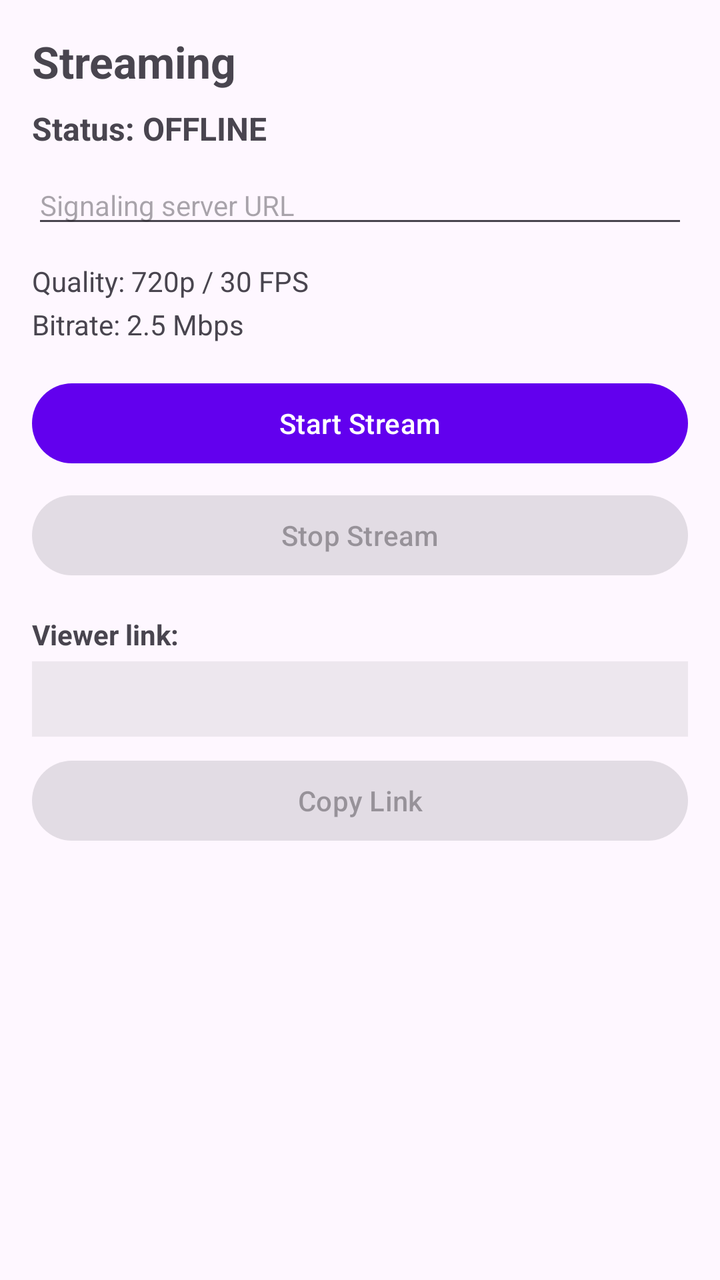
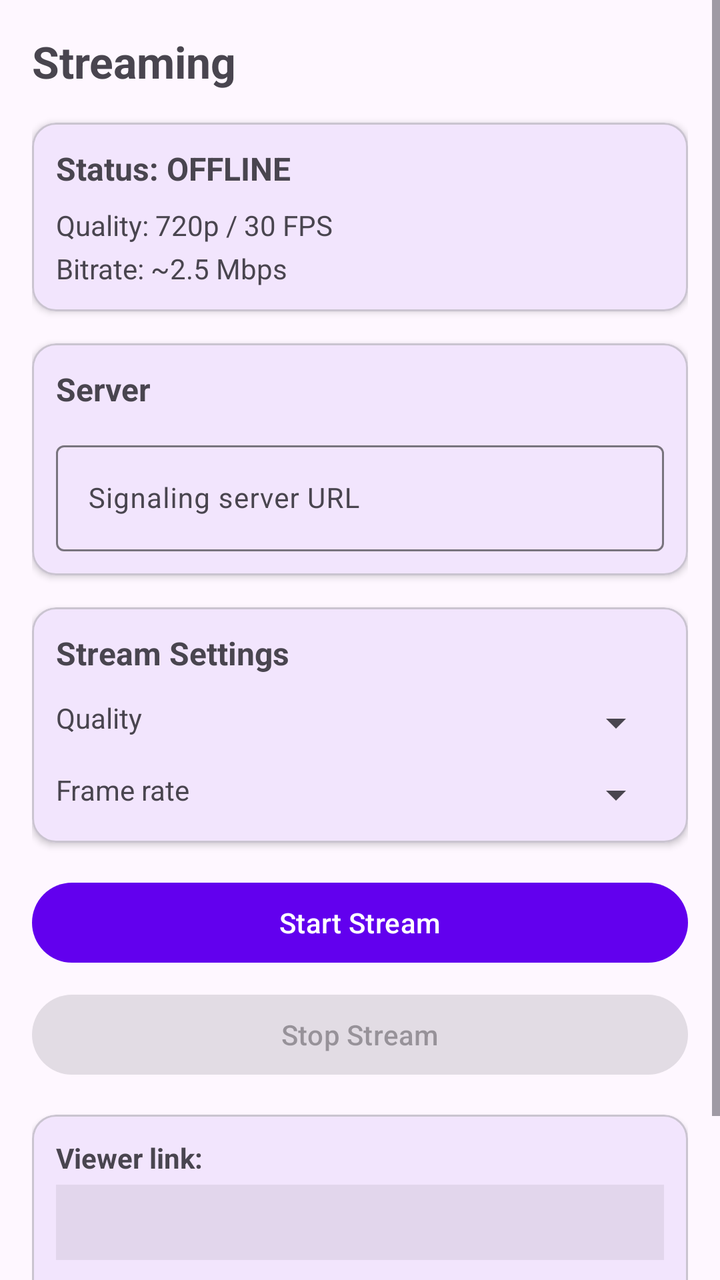

Before-and-after screenshots of an Android layout around one commit, followed by the original layout XML and the change that was made.
<!-- AndroidManifest.xml: application theme Theme.FloatOverlay -->
<!-- res/layout/fragment_stream.xml -->
<?xml version="1.0" encoding="utf-8"?>
<LinearLayout xmlns:android="http://schemas.android.com/apk/res/android"
    android:layout_width="match_parent"
    android:layout_height="match_parent"
    android:orientation="vertical"
    android:padding="16dp">

    <TextView
        android:layout_width="wrap_content"
        android:layout_height="wrap_content"
        android:layout_marginBottom="8dp"
        android:text="Streaming"
        android:textSize="22sp"
        android:textStyle="bold" />

    <TextView
        android:id="@+id/streamStatusText"
        android:layout_width="wrap_content"
        android:layout_height="wrap_content"
        android:layout_marginBottom="8dp"
        android:text="Status: OFFLINE"
        android:textSize="16sp"
        android:textStyle="bold" />

    <EditText
        android:id="@+id/serverUrlInput"
        android:layout_width="match_parent"
        android:layout_height="wrap_content"
        android:layout_marginBottom="12dp"
        android:hint="Signaling server URL"
        android:inputType="textUri"
        android:textSize="14sp" />

    <TextView
        android:id="@+id/streamStatsText"
        android:layout_width="wrap_content"
        android:layout_height="wrap_content"
        android:layout_marginBottom="16dp"
        android:lineSpacingMultiplier="1.3"
        android:text="Quality: 720p / 30 FPS\nBitrate: 2.5 Mbps"
        android:textColor="?android:attr/textColorSecondary"
        android:textSize="14sp" />

    <Button
        android:id="@+id/startStreamButton"
        android:layout_width="match_parent"
        android:layout_height="wrap_content"
        android:layout_marginBottom="8dp"
        android:text="Start Stream" />

    <Button
        android:id="@+id/stopStreamButton"
        android:layout_width="match_parent"
        android:layout_height="wrap_content"
        android:layout_marginBottom="16dp"
        android:enabled="false"
        android:text="Stop Stream" />

    <TextView
        android:layout_width="wrap_content"
        android:layout_height="wrap_content"
        android:layout_marginBottom="4dp"
        android:text="Viewer link:"
        android:textSize="14sp"
        android:textStyle="bold" />

    <TextView
        android:id="@+id/streamLinkText"
        android:layout_width="match_parent"
        android:layout_height="wrap_content"
        android:layout_marginBottom="8dp"
        android:background="#11000000"
        android:padding="10dp"
        android:textIsSelectable="true"
        android:textSize="13sp" />

    <Button
        android:id="@+id/copyLinkButton"
        android:layout_width="match_parent"
        android:layout_height="wrap_content"
        android:enabled="false"
        android:text="Copy Link" />

</LinearLayout>
<!-- resources referenced by this layout -->
<resources>
  <style name="Theme.FloatOverlay" parent="Theme.Material3.DayNight.NoActionBar">
          <item name="colorPrimary">@color/purple_500</item>
          <item name="colorPrimaryVariant">@color/purple_700</item>
          <item name="colorOnPrimary">@color/white</item>
          <item name="colorSecondary">@color/teal_200</item>
          <item name="colorSecondaryVariant">@color/teal_700</item>
          <item name="android:statusBarColor">@color/purple_700</item>
      </style>
  <color name="purple_500">#FF6200EE</color>
  <color name="purple_700">#FF3700B3</color>
  <color name="white">#FFFFFFFF</color>
  <color name="teal_200">#FF03DAC5</color>
  <color name="teal_700">#FF018786</color>
</resources>

<!-- the commit's change to res/layout/fragment_stream.xml (unified diff, before → after) -->
@@ -1,84 +1,210 @@
 <?xml version="1.0" encoding="utf-8"?>
-<LinearLayout xmlns:android="http://schemas.android.com/apk/res/android"
+<ScrollView xmlns:android="http://schemas.android.com/apk/res/android"
+    xmlns:app="http://schemas.android.com/apk/res-auto"
     android:layout_width="match_parent"
     android:layout_height="match_parent"
-    android:orientation="vertical"
-    android:padding="16dp">
-
-    <TextView
-        android:layout_width="wrap_content"
-        android:layout_height="wrap_content"
-        android:layout_marginBottom="8dp"
-        android:text="Streaming"
-        android:textSize="22sp"
-        android:textStyle="bold" />
-
-    <TextView
-        android:id="@+id/streamStatusText"
-        android:layout_width="wrap_content"
-        android:layout_height="wrap_content"
-        android:layout_marginBottom="8dp"
-        android:text="Status: OFFLINE"
-        android:textSize="16sp"
-        android:textStyle="bold" />
-
-    <EditText
-        android:id="@+id/serverUrlInput"
+    android:fillViewport="true">
+
+    <LinearLayout
         android:layout_width="match_parent"
         android:layout_height="wrap_content"
-        android:layout_marginBottom="12dp"
-        android:hint="Signaling server URL"
-        android:inputType="textUri"
-        android:textSize="14sp" />
-
-    <TextView
-        android:id="@+id/streamStatsText"
-        android:layout_width="wrap_content"
-        android:layout_height="wrap_content"
-        android:layout_marginBottom="16dp"
-        android:lineSpacingMultiplier="1.3"
-        android:text="Quality: 720p / 30 FPS\nBitrate: 2.5 Mbps"
-        android:textColor="?android:attr/textColorSecondary"
-        android:textSize="14sp" />
-
-    <Button
-        android:id="@+id/startStreamButton"
-        android:layout_width="match_parent"
-        android:layout_height="wrap_content"
-        android:layout_marginBottom="8dp"
-        android:text="Start Stream" />
-
-    <Button
-        android:id="@+id/stopStreamButton"
-        android:layout_width="match_parent"
-        android:layout_height="wrap_content"
-        android:layout_marginBottom="16dp"
-        android:enabled="false"
-        android:text="Stop Stream" />
-
-    <TextView
-        android:layout_width="wrap_content"
-        android:layout_height="wrap_content"
-        android:layout_marginBottom="4dp"
-        android:text="Viewer link:"
-        android:textSize="14sp"
-        android:textStyle="bold" />
-
-    <TextView
-        android:id="@+id/streamLinkText"
-        android:layout_width="match_parent"
-        android:layout_height="wrap_content"
-        android:layout_marginBottom="8dp"
-        android:background="#11000000"
-        android:padding="10dp"
-        android:textIsSelectable="true"
-        android:textSize="13sp" />
-
-    <Button
-        android:id="@+id/copyLinkButton"
-        android:layout_width="match_parent"
-        android:layout_height="wrap_content"
-        android:enabled="false"
-        android:text="Copy Link" />
-
-</LinearLayout>
+        android:orientation="vertical"
+        android:padding="16dp">
+
+        <TextView
+            android:layout_width="wrap_content"
+            android:layout_height="wrap_content"
+            android:layout_marginBottom="16dp"
+            android:text="Streaming"
+            android:textSize="22sp"
+            android:textStyle="bold" />
+
+        <com.google.android.material.card.MaterialCardView
+            android:layout_width="match_parent"
+            android:layout_height="wrap_content"
+            android:layout_marginBottom="16dp"
+            app:cardCornerRadius="12dp"
+            app:cardElevation="2dp"
+            app:contentPadding="12dp">
+
+            <LinearLayout
+                android:layout_width="match_parent"
+                android:layout_height="wrap_content"
+                android:orientation="vertical">
+
+                <TextView
+                    android:id="@+id/streamStatusText"
+                    android:layout_width="wrap_content"
+                    android:layout_height="wrap_content"
+                    android:layout_marginBottom="8dp"
+                    android:text="Status: OFFLINE"
+                    android:textSize="16sp"
+                    android:textStyle="bold" />
+
+                <TextView
+                    android:id="@+id/streamStatsText"
+                    android:layout_width="wrap_content"
+                    android:layout_height="wrap_content"
+                    android:lineSpacingMultiplier="1.3"
+                    android:text="Quality: 720p / 30 FPS\nBitrate: ~2.5 Mbps"
+                    android:textColor="?android:attr/textColorSecondary"
+                    android:textSize="14sp" />
+            </LinearLayout>
+        </com.google.android.material.card.MaterialCardView>
+
+        <com.google.android.material.card.MaterialCardView
+            android:layout_width="match_parent"
+            android:layout_height="wrap_content"
+            android:layout_marginBottom="16dp"
+            app:cardCornerRadius="12dp"
+            app:cardElevation="2dp"
+            app:contentPadding="12dp">
+
+            <LinearLayout
+                android:layout_width="match_parent"
+                android:layout_height="wrap_content"
+                android:orientation="vertical">
+
+                <TextView
+                    android:layout_width="wrap_content"
+                    android:layout_height="wrap_content"
+                    android:layout_marginBottom="12dp"
+                    android:text="Server"
+                    android:textSize="16sp"
+                    android:textStyle="bold" />
+
+                <com.google.android.material.textfield.TextInputLayout
+                    android:layout_width="match_parent"
+                    android:layout_height="wrap_content"
+                    android:hint="Signaling server URL"
+                    app:endIconMode="clear_text">
+
+                    <com.google.android.material.textfield.TextInputEditText
+                        android:id="@+id/serverUrlInput"
+                        android:layout_width="match_parent"
+                        android:layout_height="wrap_content"
+                        android:inputType="textUri"
+                        android:textSize="14sp" />
+                </com.google.android.material.textfield.TextInputLayout>
+            </LinearLayout>
+        </com.google.android.material.card.MaterialCardView>
+
+        <com.google.android.material.card.MaterialCardView
+            android:layout_width="match_parent"
+            android:layout_height="wrap_content"
+            android:layout_marginBottom="16dp"
+            app:cardCornerRadius="12dp"
+            app:cardElevation="2dp"
+            app:contentPadding="12dp">
+
+            <LinearLayout
+                android:layout_width="match_parent"
+                android:layout_height="wrap_content"
+                android:orientation="vertical">
+
+                <TextView
+                    android:layout_width="wrap_content"
+                    android:layout_height="wrap_content"
+                    android:layout_marginBottom="12dp"
+                    android:text="Stream Settings"
+                    android:textSize="16sp"
+                    android:textStyle="bold" />
+
+                <LinearLayout
+                    android:layout_width="match_parent"
+                    android:layout_height="wrap_content"
+                    android:layout_marginBottom="12dp"
+                    android:orientation="horizontal">
+
+                    <TextView
+                        android:layout_width="0dp"
+                        android:layout_height="wrap_content"
+                        android:layout_weight="1"
+                        android:text="Quality"
+                        android:textSize="14sp" />
+
+                    <Spinner
+                        android:id="@+id/qualitySpinner"
+                        android:layout_width="0dp"
+                        android:layout_height="wrap_content"
+                        android:layout_weight="2" />
+                </LinearLayout>
+
+                <LinearLayout
+                    android:layout_width="match_parent"
+                    android:layout_height="wrap_content"
+                    android:orientation="horizontal">
+
+                    <TextView
+                        android:layout_width="0dp"
+                        android:layout_height="wrap_content"
+                        android:layout_weight="1"
+                        android:text="Frame rate"
+                        android:textSize="14sp" />
+
+                    <Spinner
+                        android:id="@+id/fpsSpinner"
+                        android:layout_width="0dp"
+                        android:layout_height="wrap_content"
+                        android:layout_weight="2" />
+                </LinearLayout>
+            </LinearLayout>
+        </com.google.android.material.card.MaterialCardView>
+
+        <Button
+            android:id="@+id/startStreamButton"
+            android:layout_width="match_parent"
+            android:layout_height="wrap_content"
+            android:layout_marginBottom="8dp"
+            android:text="Start Stream" />
+
+        <Button
+            android:id="@+id/stopStreamButton"
+            android:layout_width="match_parent"
+            android:layout_height="wrap_content"
+            android:layout_marginBottom="16dp"
+            android:enabled="false"
+            android:text="Stop Stream" />
+
+        <com.google.android.material.card.MaterialCardView
+            android:layout_width="match_parent"
+            android:layout_height="wrap_content"
+            android:layout_marginBottom="16dp"
+            app:cardCornerRadius="12dp"
+            app:cardElevation="2dp"
+            app:contentPadding="12dp">
+
+            <LinearLayout
+                android:layout_width="match_parent"
+                android:layout_height="wrap_content"
+                android:orientation="vertical">
+
+                <TextView
+                    android:layout_width="wrap_content"
+                    android:layout_height="wrap_content"
+                    android:layout_marginBottom="4dp"
+                    android:text="Viewer link:"
+                    android:textSize="14sp"
+                    android:textStyle="bold" />
+
+                <TextView
+                    android:id="@+id/streamLinkText"
+                    android:layout_width="match_parent"
+                    android:layout_height="wrap_content"
+                    android:layout_marginBottom="12dp"
+                    android:background="#11000000"
+                    android:padding="10dp"
+                    android:textIsSelectable="true"
+                    android:textSize="13sp" />
+
+                <Button
+                    android:id="@+id/copyLinkButton"
+                    android:layout_width="match_parent"
+                    android:layout_height="wrap_content"
+                    android:enabled="false"
+                    android:text="Copy Link" />
+            </LinearLayout>
+        </com.google.android.material.card.MaterialCardView>
+
+    </LinearLayout>
+</ScrollView>
